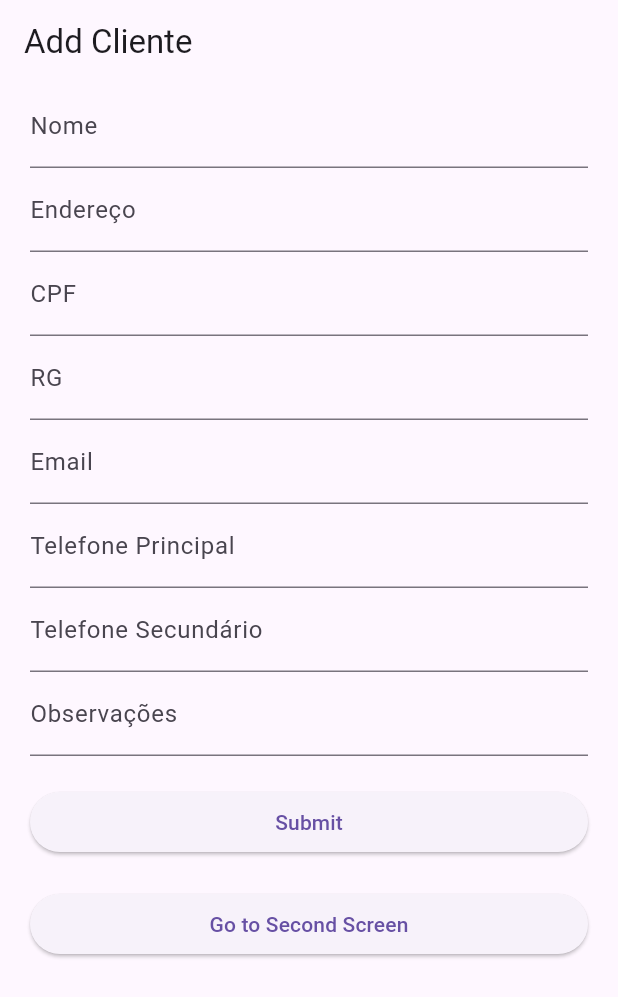
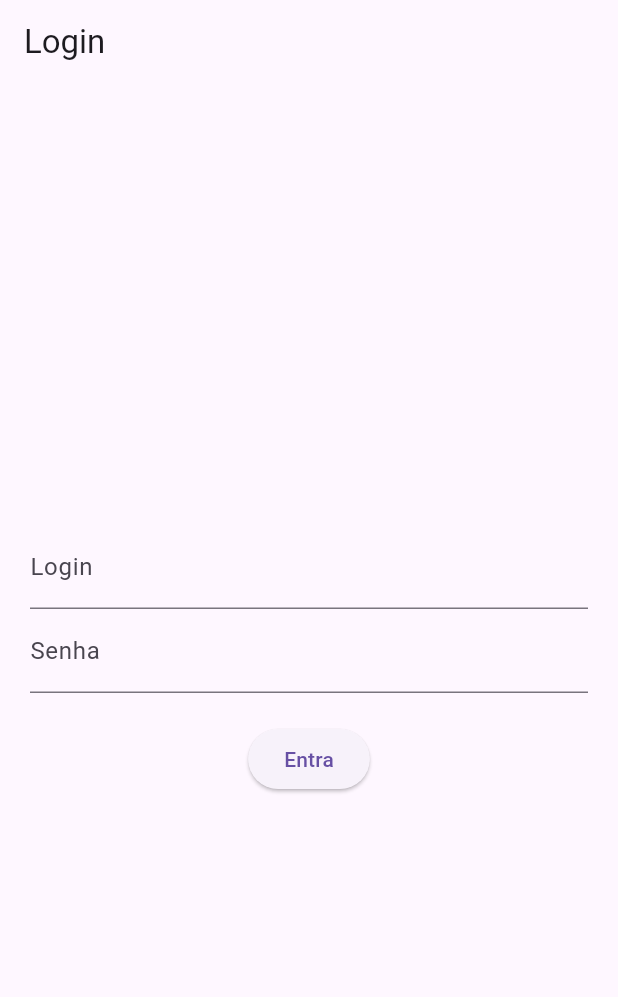
Before and after one commit to lamfsantos/controle-financeiro, a Flutter app: the screen it shows after launch, on a phone screen of 412 x 824 dp. Shown: the top 997 px of the screen. Run offline on Flutter 3.47's test engine with Material 3 defaults, Android fonts, the phone set to English and light mode, and no system bars.

Commit message:
Página de login e fluxo do dart

```diff
--- a/flutter/app/lib/main.dart
+++ b/flutter/app/lib/main.dart
@@ -1,7 +1,6 @@
 import 'package:flutter/material.dart';
-import 'package:http/http.dart' as http;
-import 'dart:convert'; // Add this line
-import 'teste.dart';
+//import 'forms/cadastra_cliente_form.dart';
+import 'public/login.dart';
 
 void main() {
   runApp(MyApp());
@@ -11,174 +10,7 @@ class MyApp extends StatelessWidget {
   @override
   Widget build(BuildContext context) {
     return MaterialApp(
-      title: 'Cliente Form',
-      home: ClienteForm(),
-    );
+        title: 'Controle Financeiro', home: Login() //ClienteForm(),
+        );
   }
 }
-
-class ClienteForm extends StatefulWidget {
-  @override
-  _ClienteFormState createState() => _ClienteFormState();
-}
-
-class _ClienteFormState extends State<ClienteForm> {
-  final _formKey = GlobalKey<FormState>();
-  String _nome = '';
-  String _endereco = '';
-  String _cpf = '';
-  String _rg = '';
-  String _email = '';
-  String _telefone_principal = '';
-  String _telefone_secundario = '';
-  String _observacoes = '';
-
-  void _submit() async {
-    if (_formKey.currentState!.validate()) {
-      _formKey.currentState!.save();
-      final response = await http.post(
-        Uri.parse('http://localhost:5000/clientes'), // Replace with your API host
-        headers: {'Content-Type': 'application/json'},
-        body: jsonEncode({
-          'nome': _nome,
-          'endereco': _endereco,
-          'cpf': _cpf,
-          'rg': _rg,
-          'email': _email,
-          'telefone_principal': _telefone_principal,
-          'telefone_secundario': _telefone_secundario,
-          'observacoes': _observacoes,
-        }),
-      );
-      if (response.statusCode == 201) {
-        // Handle successful response
-        print('Cliente added: $_nome');
-      } else {
-        // Handle error response
-        print('Failed to add cliente');
-      }
-    }
-  }
-
-  @override
-  Widget build(BuildContext context) {
-    return Scaffold(
-      appBar: AppBar(
-        title: Text('Add Cliente'),
-      ),
-      body: Center(
-        child: Container(
-          padding: EdgeInsets.symmetric(horizontal: 20),
-          constraints: BoxConstraints(maxWidth: 600),
-          child: Form(
-            key: _formKey,
-            autovalidateMode: AutovalidateMode.onUserInteraction,
-            child: Column(
-              mainAxisAlignment: MainAxisAlignment.start,
-              crossAxisAlignment: CrossAxisAlignment.stretch,
-              children: <Widget>[
-                //SizedBox(height: 100), // Add space at the top
-                TextFormField(
-                  decoration: InputDecoration(labelText: 'Nome'),
-                  validator: (value) {
-                    if (value!.isEmpty) {
-                      return 'Por favor digite um nome';
-                    }
-                    return null;
-                  },
-                  onSaved: (value) => _nome = value!,
-                ),
-                TextFormField(
-                  decoration: InputDecoration(labelText: 'Endereço'),
-                  validator: (value) {
-                    if (value!.isEmpty) {
-                      return 'Por favor digite um Endereço';
-                    }
-                    return null;
-                  },
-                  onSaved: (value) => _endereco = value!,
-                ),
-                // Add other TextFormField widgets here
-                TextFormField(
-                  decoration: InputDecoration(labelText: 'CPF'),
-                  validator: (value) {
-                    if (value!.isEmpty) {
-                      return 'Por favor digite um CPF';
-                    }
-                    return null;
-                  },
-                  onSaved: (value) => _cpf = value!,
-                ),
-                TextFormField(
-                  decoration: InputDecoration(labelText: 'RG'),
-                  validator: (value) {
-                    if (value!.isEmpty) {
-                      return 'Por favor digite um RG';
-                    }
-                    return null;
-                  },
-                  onSaved: (value) => _rg = value!,
-                ),
-                TextFormField(
-                  decoration: InputDecoration(labelText: 'Email'),
-                  validator: (value) {
-                    if (value!.isEmpty) {
-                      return 'Por favor digite um Email';
-                    }
-                    return null;
-                  },
-                  onSaved: (value) => _email = value!,
-                ),
-                TextFormField(
-                  decoration: InputDecoration(labelText: 'Telefone Principal'),
-                  validator: (value) {
-                    if (value!.isEmpty) {
-                      return 'Por favor digite um Telefone Principal';
-                    }
-                    return null;
-                  },
-                  onSaved: (value) => _telefone_principal = value!,
-                ),
-                TextFormField(
-                  decoration: InputDecoration(labelText: 'Telefone Secundário'),
-                  validator: (value) {
-                    if (value!.isEmpty) {
-                      return 'Por favor digite um Telefone Secundário';
-                    }
-                    return null;
-                  },
-                  onSaved: (value) => _telefone_secundario = value!,
-                ),
-                TextFormField(
-                  decoration: InputDecoration(labelText: 'Observações'),
-                  validator: (value) {
-                    if (value!.isEmpty) {
-                      return 'Por favor digite Observações';
-                    }
-                    return null;
-                  },
-                  onSaved: (value) => _observacoes = value!,
-                ),
-                SizedBox(height: 20),
-                ElevatedButton(
-                  onPressed: _submit,
-                  child: Text('Submit'),
-                ),
-                SizedBox(height: 20),
-                ElevatedButton(
-                  onPressed: () {
-                    Navigator.push(
-                      context,
-                      MaterialPageRoute(builder: (context) => SecondScreen()),
-                    );
-                  },
-                  child: Text('Go to Second Screen'),
-                ),
-              ],
-            ),
-          ),
-        ),
-      ),
-    );
-  }
-}
--- /dev/null
+++ b/flutter/app/lib/public/login.dart
@@ -0,0 +1,81 @@
+import 'package:flutter/material.dart';
+//import 'package:http/http.dart';
+import '/forms/cadastra_cliente_form.dart';
+
+class Login extends StatefulWidget {
+  @override
+  _LoginFormState createState() => _LoginFormState();
+}
+
+class _LoginFormState extends State<Login> {
+  //Declaração de variáveis
+  final _formKey = GlobalKey<FormState>();
+  String _login = '';
+  String _senha = '';
+
+  //Declaração função submit
+
+  void _submit() async {
+    if (_formKey.currentState!.validate()) {
+      _formKey.currentState!.save();
+      //   final response = await http.post(
+      //     //condition here
+      //   )
+      print(_login);
+      print(_senha);
+
+      Navigator.push(
+          context, MaterialPageRoute(builder: (context) => ClienteForm()));
+    }
+  }
+
+  //Build da parada
+
+  @override
+  Widget build(BuildContext context) {
+    return Scaffold(
+      appBar: AppBar(
+        title: Text('Login'),
+      ),
+      body: Center(
+        child: Container(
+          padding: EdgeInsets.symmetric(horizontal: 20),
+          constraints: BoxConstraints(maxWidth: 600),
+          child: Form(
+            key: _formKey,
+            autovalidateMode: AutovalidateMode.onUserInteraction,
+            child: Column(
+              mainAxisAlignment: MainAxisAlignment.center,
+              crossAxisAlignment: CrossAxisAlignment.center,
+              children: <Widget>[
+                TextFormField(
+                  decoration: InputDecoration(
+                    labelText: 'Login',
+                  ),
+                  validator: (value) {
+                    if (value!.isEmpty) {
+                      return 'Por favor digite um login';
+                    }
+                    return null;
+                  },
+                  onSaved: (value) => _login = value!,
+                ),
+                TextFormField(
+                  decoration: InputDecoration(labelText: 'Senha'),
+                  validator: (value) {
+                    if (value!.isEmpty) {
+                      return 'Por favor digite uma senha';
+                    }
+                  },
+                  onSaved: (value) => _senha = value!,
+                ),
+                SizedBox(height: 20),
+                ElevatedButton(onPressed: _submit, child: Text('Entra'))
+              ],
+            ),
+          ),
+        ),
+      ),
+    );
+  }
+}
```
Also changed, not shown: flutter/app/lib/forms/cadastra_cliente_form.dart (added, +171 -0 lines), flutter/app/lib/forms/teste.dart (renamed from flutter/app/lib/teste.dart), flutter/app/lib/public/pagina_inicial.dart (added).
